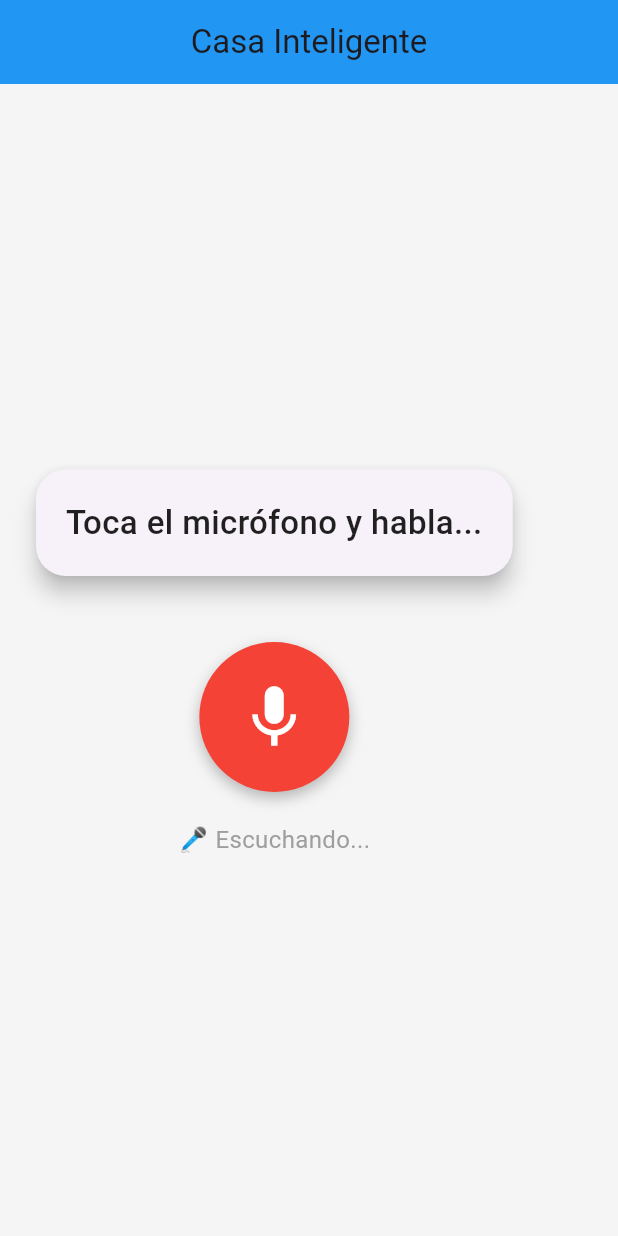
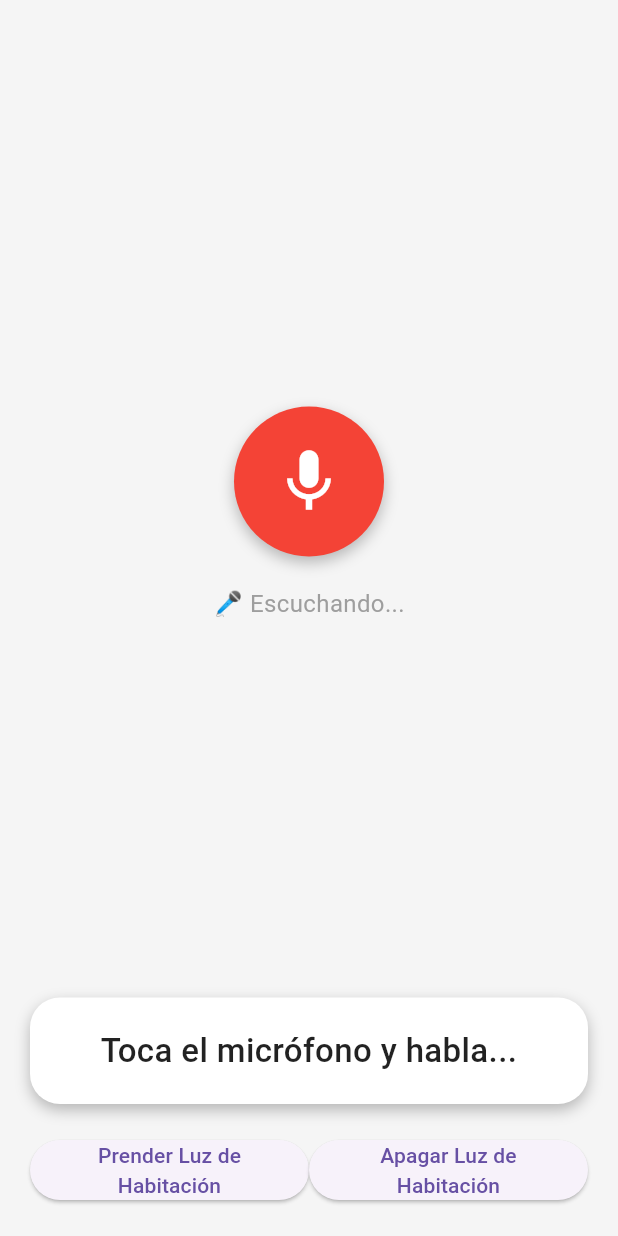
Before and after one commit to Cris-CM/House-app1, a Flutter app: the screen it shows after launch, after a tap on the "mic none" icon, on a phone screen of 412 x 824 dp. Run offline on Flutter 3.47's test engine with Material 3 defaults, Android fonts, the phone set to English and light mode, and no system bars; our stand-ins replace bloc, dio, flutter_bloc, get_it, speech_to_text.

Commit message:
feat: agregado prender y apagar luz por audio

```diff
--- /dev/null
+++ b/lib/app/blocs/home_bloc/home_bloc.dart
@@ -0,0 +1,22 @@
+import 'package:bloc/bloc.dart';
+import 'package:house_app/app/services/command_service.dart';
+import 'package:meta/meta.dart';
+
+part 'home_event.dart';
+part 'home_state.dart';
+
+class HomeBloc extends Bloc<HomeEvent, HomeState> {
+  final CommandService commandService;
+  HomeBloc(this.commandService) : super(HomeInitial()) {
+    on<HomeEventSendCommand>(_sendCommand);
+  }
+
+  Future<void> _sendCommand(HomeEventSendCommand event, Emitter emit) async {
+    emit(HomeLoading());
+    try {
+      await commandService.sendCommand(event.command);
+    } catch (e) {
+      emit(HomeError(e.toString()));
+    }
+  }
+}
--- /dev/null
+++ b/lib/app/blocs/home_bloc/home_event.dart
@@ -0,0 +1,16 @@
+part of 'home_bloc.dart';
+
+@immutable
+sealed class HomeEvent {}
+
+final class HomeEventSendCommand extends HomeEvent {
+  final String command;
+
+  HomeEventSendCommand(this.command);
+}
+
+final class HomeEventToggleLight extends HomeEvent {
+  final bool sendOn;
+
+  HomeEventToggleLight(this.sendOn);
+}
--- /dev/null
+++ b/lib/app/blocs/home_bloc/home_state.dart
@@ -0,0 +1,14 @@
+part of 'home_bloc.dart';
+
+@immutable
+sealed class HomeState {}
+
+final class HomeInitial extends HomeState {}
+
+final class HomeLoading extends HomeState {}
+
+final class HomeError extends HomeState {
+  final String message;
+
+  HomeError(this.message);
+}
--- /dev/null
+++ b/lib/app/injector/injector.dart
@@ -0,0 +1,9 @@
+import 'package:get_it/get_it.dart';
+import 'package:house_app/app/network/dio.dart';
+import 'package:house_app/app/services/command_service.dart';
+
+final getIt = GetIt.instance;
+
+void setupLocator() {
+  getIt.registerLazySingleton<CommandService>(() => CommandService(dio));
+}
--- /dev/null
+++ b/lib/app/network/dio.dart
@@ -0,0 +1,4 @@
+import 'package:dio/dio.dart';
+import 'package:house_app/app/utils/constants.dart';
+
+final dio = Dio(BaseOptions(baseUrl: Constants.baseUrl));
--- /dev/null
+++ b/lib/app/services/command_service.dart
@@ -0,0 +1,16 @@
+import 'package:dio/dio.dart';
+
+class CommandService {
+  final Dio dio;
+
+  CommandService(this.dio);
+
+  Future<void> sendCommand(String command) async {
+    try {
+      final response = await dio.post("/command", data: {"text": command});
+      return response.data;
+    } catch (e) {
+      rethrow;
+    }
+  }
+}
--- /dev/null
+++ b/lib/app/utils/constants.dart
@@ -0,0 +1,3 @@
+class Constants {
+  static const String baseUrl = "http://192.168.0.101:4000/api/";
+}
--- a/lib/main.dart
+++ b/lib/main.dart
@@ -1,7 +1,13 @@
 import 'package:flutter/material.dart';
+import 'package:flutter_bloc/flutter_bloc.dart';
+import 'package:house_app/app/blocs/home_bloc/home_bloc.dart';
+import 'package:house_app/app/injector/injector.dart';
+import 'package:house_app/app/services/command_service.dart';
 import 'ui/views/home_view.dart';
 
 void main() {
+  WidgetsFlutterBinding.ensureInitialized();
+  setupLocator();
   runApp(const MyApp());
 }
 
@@ -10,10 +16,15 @@ class MyApp extends StatelessWidget {
 
   @override
   Widget build(BuildContext context) {
-    return MaterialApp(
-      title: 'Casa Inteligente',
-      theme: ThemeData(primarySwatch: Colors.blue),
-      home: HomeView(),
+    return MultiBlocProvider(
+      providers: [
+        BlocProvider(create: (context) => HomeBloc(getIt<CommandService>())),
+      ],
+      child: MaterialApp(
+        title: 'Casa Inteligente',
+        theme: ThemeData(primarySwatch: Colors.blue),
+        home: HomeView(),
+      ),
     );
   }
 }
--- a/lib/ui/views/home_view.dart
+++ b/lib/ui/views/home_view.dart
@@ -1,4 +1,6 @@
 import 'package:flutter/material.dart';
+import 'package:flutter_bloc/flutter_bloc.dart';
+import 'package:house_app/app/blocs/home_bloc/home_bloc.dart';
 import 'package:speech_to_text/speech_to_text.dart' as stt;
 
 class HomeView extends StatefulWidget {
@@ -26,13 +28,16 @@ class _HomeViewState extends State<HomeView> {
         onError: (val) => debugPrint("❌ Error: $val"),
       );
       debugPrint("¿Disponible? $available");
-
       if (available) {
         setState(() => _isListening = true);
         _speech.listen(
+          localeId: "es-419",
           onResult: (val) {
             setState(() {
               _text = val.recognizedWords;
+              context.read<HomeBloc>().add(
+                HomeEventSendCommand(val.recognizedWords),
+              );
             });
           },
         );
@@ -51,38 +56,12 @@ class _HomeViewState extends State<HomeView> {
   Widget build(BuildContext context) {
     return Scaffold(
       backgroundColor: Colors.grey.shade100,
-      appBar: AppBar(
-        title: const Text("Casa Inteligente"),
-        backgroundColor: Colors.blue,
-        centerTitle: true,
-      ),
       body: Padding(
         padding: const EdgeInsets.all(20.0),
         child: Column(
           mainAxisAlignment: MainAxisAlignment.center,
           children: [
-            // Card que muestra el texto reconocido
-            Card(
-              shape: RoundedRectangleBorder(
-                borderRadius: BorderRadius.circular(20),
-              ),
-              elevation: 6,
-              child: Padding(
-                padding: const EdgeInsets.all(20.0),
-                child: Text(
-                  _text,
-                  style: const TextStyle(
-                    fontSize: 22,
-                    fontWeight: FontWeight.w500,
-                    color: Colors.black87,
-                  ),
-                  textAlign: TextAlign.center,
-                ),
-              ),
-            ),
-            const SizedBox(height: 40),
-
-            // Botón circular grande de micrófono
+            Spacer(),
             GestureDetector(
               onTap: _listen,
               child: Container(
@@ -112,6 +91,54 @@ class _HomeViewState extends State<HomeView> {
               _isListening ? "🎤 Escuchando..." : "Presiona para hablar",
               style: const TextStyle(fontSize: 16, color: Colors.grey),
             ),
+            Spacer(),
+            Container(
+              width: double.infinity,
+              padding: const EdgeInsets.all(20.0),
+              decoration: BoxDecoration(
+                color: Colors.white,
+                borderRadius: BorderRadius.circular(20),
+                boxShadow: [
+                  BoxShadow(
+                    color: Colors.black26,
+                    blurRadius: 8,
+                    offset: Offset(0, 4),
+                  ),
+                ],
+              ),
+              child: Text(
+                _text,
+                style: const TextStyle(
+                  fontSize: 22,
+                  fontWeight: FontWeight.w500,
+                  color: Colors.black87,
+                ),
+                textAlign: TextAlign.center,
+              ),
+            ),
+            const SizedBox(height: 20),
+            Row(
+              children: [
+                Expanded(
+                  child: ElevatedButton(
+                    onPressed: () {},
+                    child: const Text(
+                      "Prender Luz de Habitación",
+                      textAlign: TextAlign.center,
+                    ),
+                  ),
+                ),
+                Expanded(
+                  child: ElevatedButton(
+                    onPressed: () {},
+                    child: const Text(
+                      "Apagar Luz de Habitación",
+                      textAlign: TextAlign.center,
+                    ),
+                  ),
+                ),
+              ],
+            ),
           ],
         ),
       ),
--- a/pubspec.yaml
+++ b/pubspec.yaml
@@ -35,6 +35,10 @@ dependencies:
   # Use with the CupertinoIcons class for iOS style icons.
   cupertino_icons: ^1.0.8
   speech_to_text: ^7.3.0
+  dio: ^5.9.0
+  get_it: ^8.2.0
+  flutter_bloc: ^9.1.1
+  sizer: ^3.1.3
 
 dev_dependencies:
   flutter_test:
```
